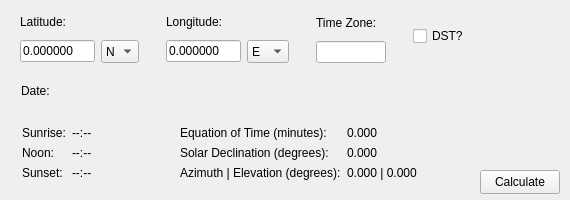
codymj/SolarCalculator, file src/MainWindow.ui: the form before one commit.
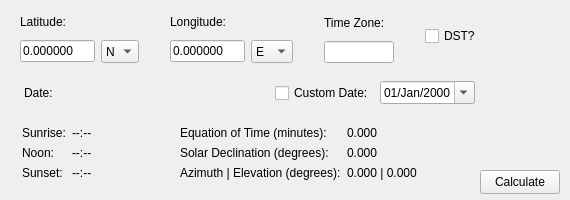
The form after the commit.

Commit message: Implement custom date

Diff of the .ui file:
```diff
--- a/src/MainWindow.ui
+++ b/src/MainWindow.ui
@@ -44,7 +44,7 @@
      <rect>
       <x>20</x>
       <y>10</y>
-      <width>449</width>
+      <width>461</width>
       <height>53</height>
      </rect>
     </property>
@@ -269,45 +269,6 @@
      </item>
     </layout>
    </widget>
-   <widget class="QWidget" name="layoutWidget">
-    <property name="geometry">
-     <rect>
-      <x>21</x>
-      <y>80</y>
-      <width>138</width>
-      <height>22</height>
-     </rect>
-    </property>
-    <layout class="QHBoxLayout" name="horizontalLayout_4">
-     <item>
-      <widget class="QLabel" name="label_4">
-       <property name="text">
-        <string>Date:</string>
-       </property>
-      </widget>
-     </item>
-     <item>
-      <widget class="QLabel" name="dateLabel">
-       <property name="text">
-        <string/>
-       </property>
-      </widget>
-     </item>
-     <item>
-      <spacer name="horizontalSpacer_3">
-       <property name="orientation">
-        <enum>Qt::Horizontal</enum>
-       </property>
-       <property name="sizeHint" stdset="0">
-        <size>
-         <width>40</width>
-         <height>20</height>
-        </size>
-       </property>
-      </spacer>
-     </item>
-    </layout>
-   </widget>
    <widget class="QWidget" name="layoutWidget">
     <property name="geometry">
      <rect>
@@ -428,6 +389,79 @@
      </item>
     </layout>
    </widget>
+   <widget class="QWidget" name="">
+    <property name="geometry">
+     <rect>
+      <x>24</x>
+      <y>80</y>
+      <width>451</width>
+      <height>26</height>
+     </rect>
+    </property>
+    <layout class="QHBoxLayout" name="horizontalLayout_4">
+     <item>
+      <widget class="QLabel" name="label_4">
+       <property name="text">
+        <string>Date:</string>
+       </property>
+      </widget>
+     </item>
+     <item>
+      <widget class="QLabel" name="dateLabel">
+       <property name="text">
+        <string/>
+       </property>
+      </widget>
+     </item>
+     <item>
+      <spacer name="horizontalSpacer_3">
+       <property name="orientation">
+        <enum>Qt::Horizontal</enum>
+       </property>
+       <property name="sizeHint" stdset="0">
+        <size>
+         <width>35</width>
+         <height>17</height>
+        </size>
+       </property>
+      </spacer>
+     </item>
+     <item>
+      <widget class="QCheckBox" name="customDateCheckBox">
+       <property name="text">
+        <string>Custom Date:</string>
+       </property>
+      </widget>
+     </item>
+     <item>
+      <widget class="QDateEdit" name="dateEdit">
+       <property name="maximumDateTime">
+        <datetime>
+         <hour>23</hour>
+         <minute>59</minute>
+         <second>59</second>
+         <year>7999</year>
+         <month>12</month>
+         <day>31</day>
+        </datetime>
+       </property>
+       <property name="maximumDate">
+        <date>
+         <year>7999</year>
+         <month>12</month>
+         <day>31</day>
+        </date>
+       </property>
+       <property name="displayFormat">
+        <string>dd/MMM/yyyy</string>
+       </property>
+       <property name="calendarPopup">
+        <bool>true</bool>
+       </property>
+      </widget>
+     </item>
+    </layout>
+   </widget>
   </widget>
  </widget>
  <resources/>
```
The commit also changes 5 other files.
